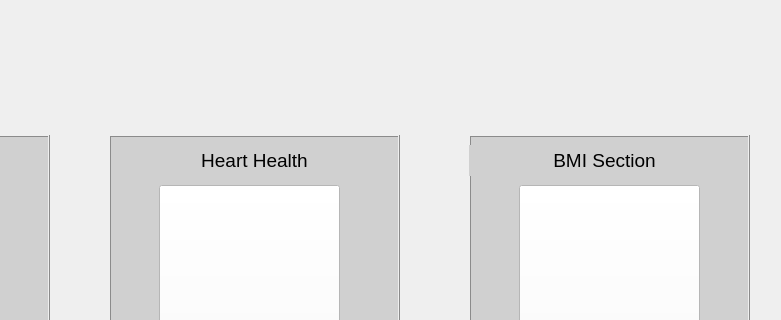
Above: R.H_Fitness_mainwindow.ui from RyanH-007/Computer-Science-NEW before the change; both pictures show x 261 to 1042 and y 245 to 565 of the 1042 by 761 pixel window. Below: the same form after it.
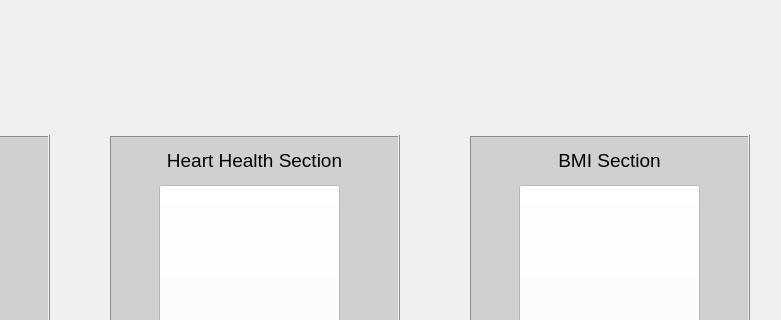
That is the form after the change. Icons and pictures are not drawn.

Commit message: Chest widget loading

Patch:
```diff
--- a/R.H_Fitness_mainwindow.ui
+++ b/R.H_Fitness_mainwindow.ui
@@ -189,9 +189,9 @@
     <widget class="QLabel" name="bmi_title_lbl">
      <property name="geometry">
       <rect>
-       <x>0</x>
+       <x>10</x>
        <y>10</y>
-       <width>271</width>
+       <width>261</width>
        <height>31</height>
       </rect>
      </property>
@@ -246,7 +246,7 @@
       </font>
      </property>
      <property name="text">
-      <string>Heart Health</string>
+      <string>Heart Health Section</string>
      </property>
      <property name="alignment">
       <set>Qt::AlignCenter</set>
```
The commit also changes 2 other files.
